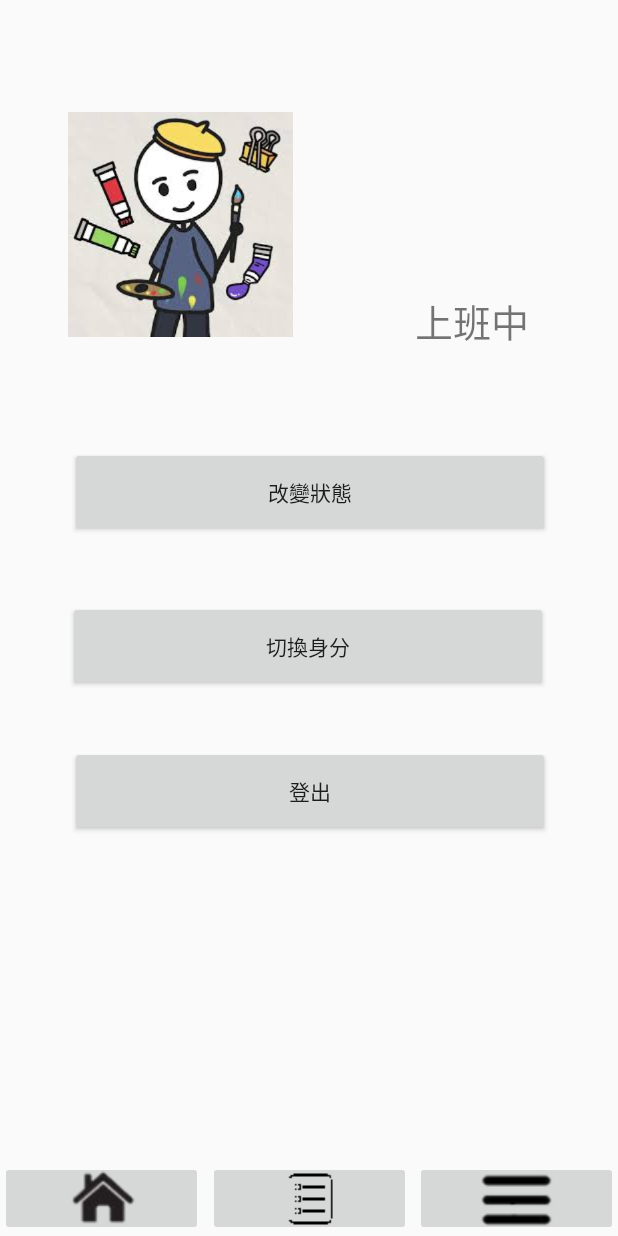
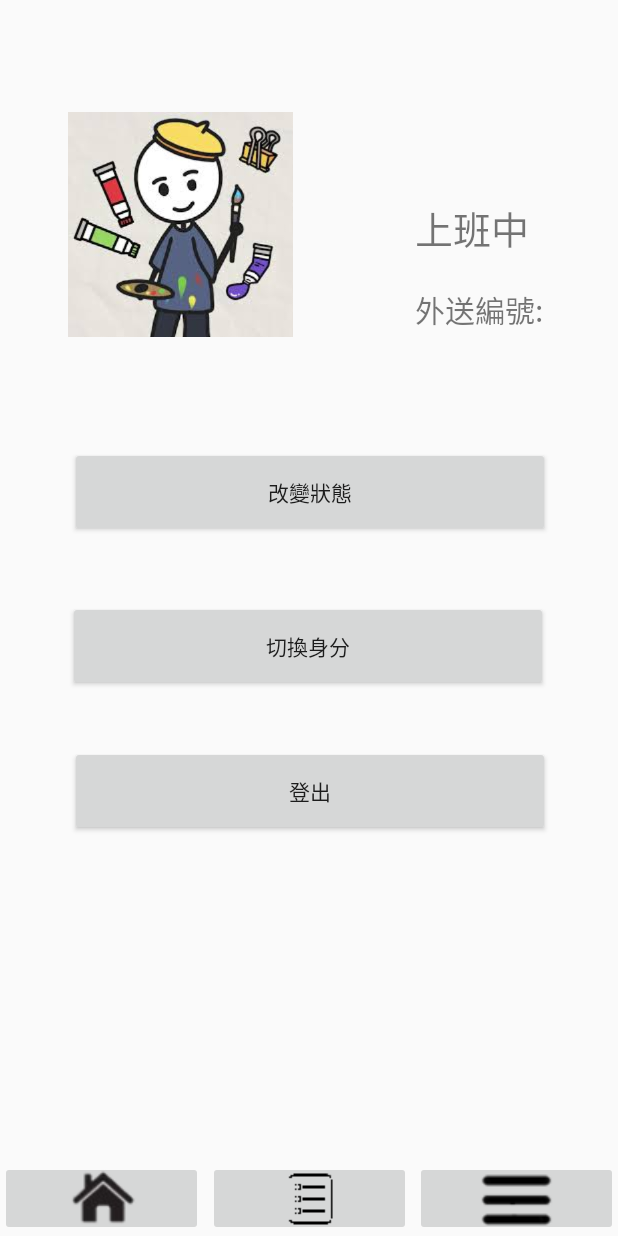
Before and after one commit to MRRyLai/Group-5, an Android app: the delivery_setting screen opened directly, with no data from a screen before it, on a phone screen of 412 x 824 dp. Run offline under Robolectric (Android 15) with nearby library versions, the phone set to English and light mode, and no system bars; 1 statement that could not run was skipped.

Commit message:
更改login使用者資訊

```diff
--- a/app/src/main/java/com/example/group5/Login.java
+++ b/app/src/main/java/com/example/group5/Login.java
@@ -25,7 +25,8 @@ public class Login extends AppCompatActivity {
     private EditText etEmail, etPassword;
     private String email, password;
     private String URL = "http://10.0.2.2/application_project/login.php";
-    static public String log_username = "";
+    static public String[] log_userinfo = {};
+    static public String log_user_id = "";
     @Override
     protected void onCreate(Bundle savedInstanceState) {
         super.onCreate(savedInstanceState);
@@ -47,7 +48,8 @@ public class Login extends AppCompatActivity {
                         Toast.makeText(Login.this, "無效的名稱或密碼", Toast.LENGTH_SHORT).show();
                     }
                     else {
-                        log_username = response.substring(12);
+                        Log.d("res", response);
+                        log_userinfo = response.split(" ");
                         Intent intent = new Intent(Login.this, choose_identity.class);
                         Toast.makeText(Login.this, "登入成功", Toast.LENGTH_SHORT).show();
                         startActivity(intent);
--- a/app/src/main/java/com/example/group5/Register.java
+++ b/app/src/main/java/com/example/group5/Register.java
@@ -3,6 +3,7 @@ package com.example.group5;
 
 import android.content.Intent;
 import android.os.Bundle;
+import android.util.Log;
 import android.view.View;
 import android.widget.Button;
 import android.widget.EditText;
@@ -29,7 +30,6 @@ public class Register extends AppCompatActivity {
     private Button btnRegister;
     private String URL = "http://10.0.2.2/application_project/register.php";
     private String name, email, password, reenterPassword;
-    static public String data_name;
     static public String reg_username = "";
 
     @Override
@@ -59,8 +59,8 @@ public class Register extends AppCompatActivity {
                 public void onResponse(String response) {
                     if (response.equals("success")) {
                         reg_username = name+"\n";
-                        Toast.makeText(Register.this, "註冊成功", Toast.LENGTH_SHORT).show();
-                        Intent intent = new Intent(Register.this, choose_identity.class);
+                        Toast.makeText(Register.this, "註冊成功\n請重新登入.", Toast.LENGTH_SHORT).show();
+                        Intent intent = new Intent(Register.this, Login.class);
                         startActivity(intent);
                         finish();
                     } else if (response.equals("failure")) {
--- a/app/src/main/java/com/example/group5/delivery_setting.java
+++ b/app/src/main/java/com/example/group5/delivery_setting.java
@@ -9,23 +9,27 @@ import androidx.appcompat.app.AppCompatActivity;
 
 public class delivery_setting extends AppCompatActivity {
 
-    TextView textView;
+    TextView textView,textView1;
     private String username = "";
-
+    private String deliveryid = "";
     @Override
     protected void onCreate(Bundle savedInstanceState) {
         super.onCreate(savedInstanceState);
         setContentView(R.layout.activity_delivery_set);
 
         textView = findViewById(R.id.del_name);
-        if(Login.log_username!=""){
+        textView1 = findViewById(R.id.tv_deliveryid);
+
+        if(Login.log_username!=""){//從登入端獲取用戶資料
+            deliveryid = Login.log_user_id;
             username = Login.log_username;
-            Login.log_username = "";
-        }else{
+
+        }else{//從註冊端獲取用戶資料
             username = Register.reg_username;
-            Register.reg_username = "";
+
         }
         textView.setText(username);
+        textView1.setText("外送編號:\n"+deliveryid);
     }
 
     public void onclick(View v){
@@ -36,6 +40,7 @@ public class delivery_setting extends AppCompatActivity {
                 startActivity(intent);
                 break;
             case R.id.btn_delLogout:
+                Login.log_username = Register.reg_username = username = deliveryid = "";
                 Intent intent1 = new Intent(this, Login.class);
                 startActivity(intent1);
                 finish();
--- a/app/src/main/res/layout/activity_delivery_set.xml
+++ b/app/src/main/res/layout/activity_delivery_set.xml
@@ -108,6 +108,16 @@
         app:layout_constraintHorizontal_bias="0.824"
         app:layout_constraintStart_toStartOf="parent"
         app:layout_constraintTop_toTopOf="parent"
-        app:layout_constraintVertical_bias="0.248" />
+        app:layout_constraintVertical_bias="0.169" />
+
+    <TextView
+        android:id="@+id/tv_deliveryid"
+        android:layout_width="wrap_content"
+        android:layout_height="wrap_content"
+        android:layout_marginTop="20dp"
+        android:text="外送編號:\n"
+        android:textSize="20sp"
+        app:layout_constraintStart_toStartOf="@+id/del_workStatus"
+        app:layout_constraintTop_toBottomOf="@+id/del_workStatus" />
 
 </androidx.constraintlayout.widget.ConstraintLayout>
```
